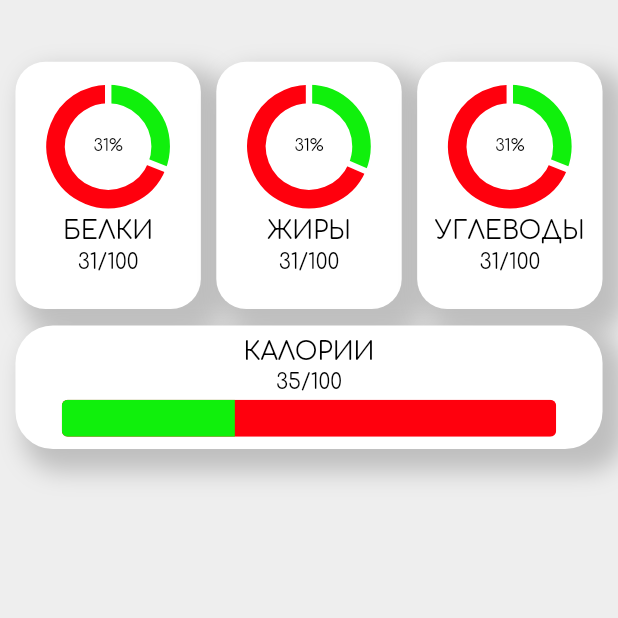
After one commit to Zasuherka/MyCalories, a Flutter app: the MyCalories screen opened directly, on a phone screen of 412 x 824 dp, the top half of it. The commit adds this screen. Run offline on Flutter 3.47's test engine with Material 2 defaults, Android fonts, the phone set to English and light mode, and no system bars; drawn by our look-alikes of fl_chart; our stand-ins replace firebase_auth, firebase_core, firebase_database, flutter_svg, shared_preferences; accounts and stored records are empty.

Commit message:
add cashe

```diff
--- a/lib/main.dart
+++ b/lib/main.dart
@@ -2,12 +2,12 @@ import 'package:app1/pages/authorizationPage.dart';
 import 'package:app1/pages/myFoodPage.dart';
 import 'package:app1/pages/registrationPage.dart';
 import 'package:app1/pages/startPage.dart';
+import 'package:app1/widgets/myCalories.dart';
 import 'package:flutter/material.dart';
 import 'package:app1/pages/firstPage.dart';
 
 ///TODO | ИЗМЕНИТЬ ПИСЬМО ПРИХОДЯЩЕЕ НА ПОЧТУ | Сделать валидацию при регистрации
 ///TODO | Переписать код получения юзера(Чтобы получить его один раз и передавать на другие экраны, а не каждый раз запрашивать заново)
-///TODO ОБЯЗАТЕЛЬНО!!! Сделать проверку на то, существует ли в БД авторизированный пользователь. Вдруг в БД его нет, но он в КЭШе телефона авторизация осталась
 
 void main() {
   runApp(MaterialApp(
--- a/lib/pages/authorizationPage.dart
+++ b/lib/pages/authorizationPage.dart
@@ -1,4 +1,5 @@
 import 'package:app1/pages/firstPage.dart';
+import 'package:app1/pages/startPage.dart';
 import 'package:app1/service/UserSirvice.dart';
 import 'package:flutter/material.dart';
 import 'package:flutter_svg/flutter_svg.dart';
@@ -25,7 +26,7 @@ class _AuthorizationPageState extends State<AuthorizationPage> {
     if (response == 'Вход выполнен.') {
       Navigator.of(context).pushReplacement(
         MaterialPageRoute(
-          builder: (context) => const FirstPage(),
+          builder: (context) => const StartPage(),
         ),
       );
     }
--- a/lib/pages/startPage.dart
+++ b/lib/pages/startPage.dart
@@ -13,7 +13,6 @@ class _StartPageState extends State<StartPage> {
   Future<void> isNullUser() async
   {
     Widget startPage = await getPage();
-    await getAppUser();
     Navigator.of(context).pushReplacement(MaterialPageRoute(builder: (context) => startPage));
   }
   @override
--- /dev/null
+++ b/lib/widgets/caloriesChart.dart
@@ -0,0 +1,91 @@
+import 'package:flutter/material.dart';
+
+class CaloriesChart extends StatefulWidget {
+  final String goalValue;
+  final String value;
+  const CaloriesChart({super.key, required this.value, required this.goalValue});
+
+  @override
+  State<CaloriesChart> createState() => _CaloriesChartState();
+}
+
+class _CaloriesChartState extends State<CaloriesChart> {
+  late double value;
+  late double goalValue;
+  @override
+  void initState() {
+    super.initState();
+    value = double.parse(widget.value);
+    goalValue = double.parse(widget.goalValue);
+  }
+
+  @override
+  Widget build(BuildContext context) {
+    final screenWidth = MediaQuery.of(context).size.width;
+    final screenHeight = MediaQuery.of(context).size.height;
+    return Container(
+      width: screenWidth * 0.95,
+      height: screenHeight * 0.1,
+      decoration: BoxDecoration(
+          color: Colors.white,
+          boxShadow: [
+            BoxShadow(
+              color: Colors.black.withOpacity(0.2),
+              spreadRadius: 5,
+              blurRadius: 13,
+              offset: const Offset(10, 10),
+            ),
+          ],
+          // border: Border.all(color: const Color.fromRGBO(16, 240, 12, 1.0),
+          //     width: 4
+          // ),
+          borderRadius: BorderRadius.circular(25.0)
+      ),
+      child:
+      Column(
+        mainAxisAlignment: MainAxisAlignment.center,
+        crossAxisAlignment: CrossAxisAlignment.center,
+        children: [
+          Text(
+            'КАЛОРИИ',
+            style: TextStyle(
+              fontSize: screenHeight/50,
+              fontFamily: 'Comfortaa',
+              color: Colors.black,
+            ),
+          ),
+          Padding(padding: EdgeInsets.only(top: screenHeight/200),
+            child:
+            Text(
+              '${value.toInt()}/${goalValue.toInt()}',
+              style: TextStyle(
+                fontSize: screenHeight/60,
+                fontFamily: 'Comfortaa',
+                color: Colors.black,
+              ),
+            ),
+          ),
+          Padding(padding: EdgeInsets.only(top: screenHeight/200)),
+          Container(
+            width: screenWidth * 0.8,
+            height: screenHeight * 0.03,
+            decoration: BoxDecoration(
+              borderRadius: BorderRadius.circular(5.0)
+            ),
+            child:
+            ClipRRect(
+              borderRadius: BorderRadius.circular(4.0),
+              child: LinearProgressIndicator(
+                value: value / 100, // Здесь вычисляем процент заполнения
+                backgroundColor: const Color.fromRGBO(255, 0, 13, 1.0), // Цвет фона
+                valueColor: AlwaysStoppedAnimation<Color>(const Color.fromRGBO(16, 240, 12, 1.0)),
+                // Цвет заполнения
+              ),
+            )
+          )
+        ],
+      )
+      ,
+    );
+  }
+}
--- /dev/null
+++ b/lib/widgets/myCalories.dart
@@ -0,0 +1,52 @@
+import 'package:app1/widgets/caloriesChart.dart';
+import 'package:app1/widgets/pfcChart.dart';
+import 'package:flutter/material.dart';
+import 'package:fl_chart/fl_chart.dart';
+
+class MyCalories extends StatefulWidget {
+  const MyCalories({super.key});
+
+  @override
+  State<MyCalories> createState() => _MyCaloriesState();
+}
+
+class _MyCaloriesState extends State<MyCalories> {
+
+  @override
+  Widget build(BuildContext context) {
+    final screenWidth = MediaQuery.of(context).size.width;
+    final screenHeight = MediaQuery.of(context).size.height;
+    return Scaffold(
+      backgroundColor: const Color.fromRGBO(238, 238, 238, 1.0),
+      body:
+      Column(
+        mainAxisAlignment: MainAxisAlignment.start,
+        children: [
+          Padding(padding: EdgeInsets.only(top: screenHeight/20),
+          child:
+            Column(
+              crossAxisAlignment: CrossAxisAlignment.center,
+              children: [
+                Row(
+                  children: [
+                    Padding(padding: EdgeInsets.only(left: screenWidth * 0.025),
+                        child: PFCChart(value: '31', goalValue: '100', title: 'БЕЛКИ')
+                    ),
+                    Padding(padding: EdgeInsets.only(left: screenWidth * 0.025),
+                        child: PFCChart(value: '31.5', goalValue: '100', title: 'ЖИРЫ')
+                    ),
+                    Padding(padding: EdgeInsets.only(left: screenWidth * 0.025),
+                        child: PFCChart(value: '31', goalValue: '100', title: 'УГЛЕВОДЫ')
+                    )
+                  ],
+                ),
+                Padding(padding: EdgeInsets.only(top: screenHeight/75)),
+                CaloriesChart(value: '35', goalValue: '100')
+              ],
+            )
+          )
+        ],
+      ),
+    );
+  }
+}
--- a/lib/widgets/newFood.dart
+++ b/lib/widgets/newFood.dart
@@ -374,9 +374,9 @@ class _NewFoodState extends State<NewFood> {
                         {
                           if (_formKey.currentState!.validate() && notification == '') {
                             activeTap = false;
-                            print('sdfsdfsdfsddsf');
+                            //print('sdfsdfsdfsddsf');
                             Navigator.pop(context, await createFood(title, protein, fats, carbohydrates, calories));
-                            print('sdfsdfsdfsddsf');
+                            //print('sdfsdfsdfsddsf');
                           }
                         }
                     },
--- /dev/null
+++ b/lib/widgets/pfcChart.dart
@@ -0,0 +1,130 @@
+import 'package:flutter/material.dart';
+import 'package:fl_chart/fl_chart.dart';
+
+class PFCChart extends StatefulWidget {
+
+  final String goalValue;
+  final String value;
+  final String title;
+  const PFCChart({super.key, required this.value, required this.goalValue, required this.title});
+
+  @override
+  State<PFCChart> createState() => _PFCChartState();
+}
+
+class _PFCChartState extends State<PFCChart> {
+  late String title;
+  late double value;
+  late double goalValue;
+  late int percent;
+  @override
+  void initState() {
+    // TODO: implement initState
+    super.initState();
+    title = widget.title;
+    value = double.parse(widget.value);
+    goalValue = double.parse(widget.goalValue);
+    percent = value ~/ (goalValue / 100);
+  }
+
+  @override
+  Widget build(BuildContext context) {
+    final screenWidth = MediaQuery.of(context).size.width;
+    final screenHeight = MediaQuery.of(context).size.height;
+    return Container(
+        width: screenWidth * 0.3,
+        height: screenWidth * 0.4,
+        decoration: BoxDecoration(
+            color: Colors.white,
+            boxShadow: [
+              BoxShadow(
+                color: Colors.black.withOpacity(0.2),
+                spreadRadius: 5,
+                blurRadius: 13,
+                offset: const Offset(10, 10),
+              ),
+            ],
+            // border: Border.all(color: const Color.fromRGBO(16, 240, 12, 1.0),
+            //     width: 4
+            // ),
+            borderRadius: BorderRadius.circular(20.0)
+        ),
+        child: Column(
+          mainAxisAlignment: MainAxisAlignment.center,
+          children: [
+            Container(
+              width: screenWidth * 0.16,
+              height: screenWidth * 0.160,
+              child:
+              Stack(
+                children: [
+                  Center(
+                    child:
+                    PieChart
+                      (
+                        PieChartData(
+                            sectionsSpace: screenWidth/100,
+                            startDegreeOffset : 270,
+                            centerSpaceRadius: screenWidth * 0.07,
+                            centerSpaceColor: Colors.white,
+                            borderData: FlBorderData(show: false),
+                            sections: [
+                              PieChartSectionData
+                                (
+                                  title: '',
+                                  radius: screenWidth * 0.03,
+                                  value: value,
+                                  color: const Color.fromRGBO(16, 240, 12, 1.0)
+                              ),
+                              PieChartSectionData
+                                (
+                                  title: '',
+                                  radius: screenWidth * 0.03,
+                                  value: goalValue - value,
+                                  color: const Color.fromRGBO(255, 0, 13, 1.0)
+                              ),
+
+                            ]
+                        )
+                    ),
+                  ),
+                  Center(
+                    child:
+                    Text(
+                      '$percent%',
+                      style: TextStyle(
+                        fontSize: screenHeight/77,
+                        fontFamily: 'Comfortaa',
+                        color: Colors.black,
+                      ),
+                    ),
+                  ),
+                ],
+              ),
+            ),
+            Padding(padding: EdgeInsets.only(top: screenHeight/60),
+              child: Text(
+                title,
+                style: TextStyle(
+                  fontSize: screenHeight/50,
+                  fontFamily: 'Comfortaa',
+                  color: Colors.black,
+                ),
+              ),
+            ),
+            Padding(padding: EdgeInsets.only(top: screenHeight/160),
+              child:
+              Text(
+                '${value.toInt()}/${goalValue.toInt()}',
+                style: TextStyle(
+                  fontSize: screenHeight/60,
+                  fontFamily: 'Comfortaa',
+                  color: Colors.black,
+                ),
+              ),
+            )
+          ],
+        )
+    );
+  }
+}
--- a/pubspec.yaml
+++ b/pubspec.yaml
@@ -35,12 +35,13 @@ dependencies:
   firebase_auth:
   email_validator:
   intl:
-
+  shared_preferences:
 
   # The following adds the Cupertino Icons font to your application.
   # Use with the CupertinoIcons class for iOS style icons.
   cupertino_icons: ^1.0.2
   firebase_database: ^10.2.5
+  fl_chart: ^0.63.0
 
 dev_dependencies:
   flutter_test:
```
Also changed, not shown: lib/objects/user.dart (+11 -28 lines), lib/pages/firstPage.dart (+26 -8 lines), lib/pages/myFoodPage.dart (+18 -8 lines), lib/service/UserSirvice.dart (+61 -24 lines), lib/service/foodService.dart (+7 -7 lines), images/plus2.svg (added), pubspec.lock.
